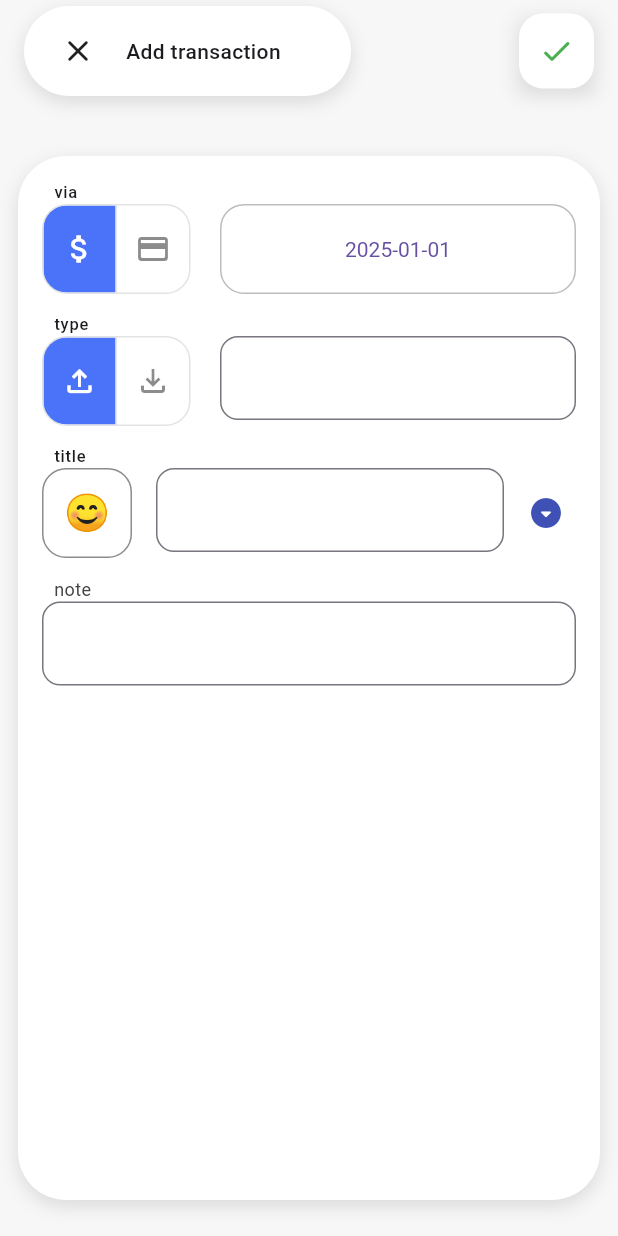
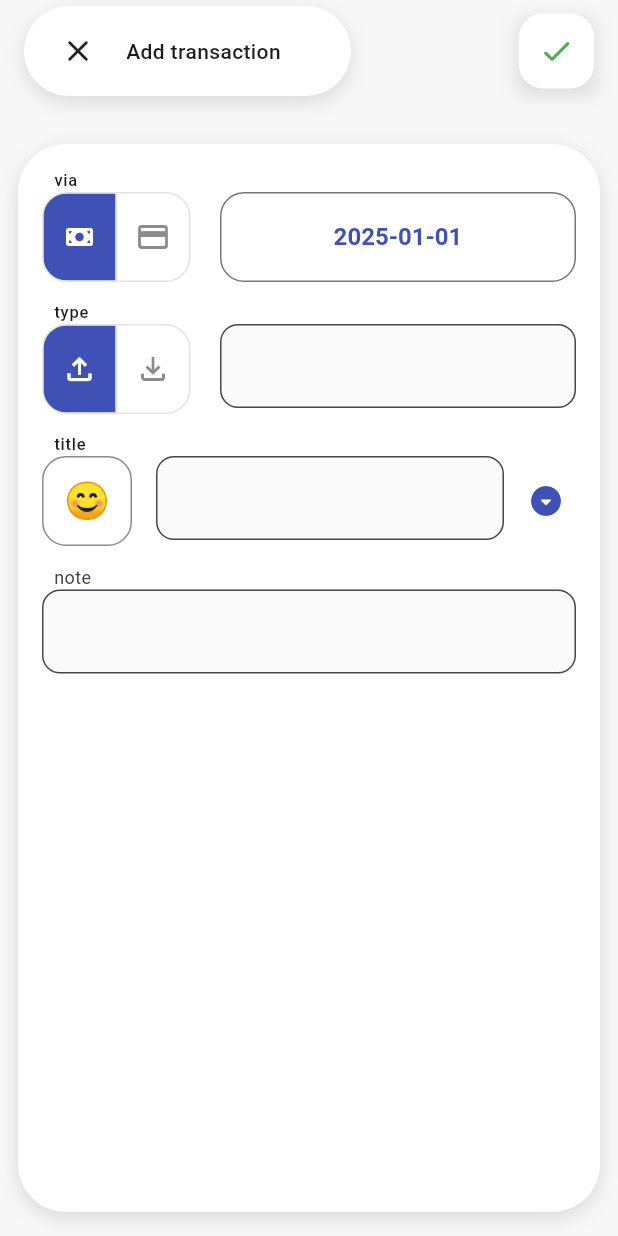
Before and after one commit to watsharapat/kept_aom, a Flutter app: the AddTransactionPage screen opened directly, on a phone screen of 412 x 824 dp. Run offline on Flutter 3.47's test engine with Material 3 defaults, Android fonts, the phone set to English and light mode, and no system bars; our stand-ins replace emoji_picker_flutter, flutter_riverpod, flutter_svg, font_awesome_flutter, google_sign_in, loading_animation_widget and 3 more; missing offline and left inert: keyboard_emoji_picker; accounts and stored records are empty; network calls fail.

Commit message:
new year update :D

```diff
--- a/lib/views/pages/home_page/add_transaction_page/add_transaction_page.dart
+++ b/lib/views/pages/home_page/add_transaction_page/add_transaction_page.dart
@@ -1,5 +1,6 @@
 import 'package:flutter/material.dart';
 import 'package:flutter_riverpod/flutter_riverpod.dart';
+import 'package:font_awesome_flutter/font_awesome_flutter.dart';
 import 'package:kept_aom/models/transaction_model.dart';
 import 'package:kept_aom/viewmodels/quick_title_provider.dart';
 import 'package:kept_aom/viewmodels/transaction_provider.dart';
@@ -167,7 +168,7 @@ class _AddTransactionPageState extends ConsumerState<AddTransactionPage> {
               color: Theme.of(context).cardColor,
               borderRadius: BorderRadius.circular(32)),
           padding: const EdgeInsets.symmetric(horizontal: 16, vertical: 16),
-          margin: const EdgeInsets.symmetric(horizontal: 12, vertical: 24),
+          margin: const EdgeInsets.symmetric(horizontal: 12, vertical: 16),
           child: Column(
             //mainAxisSize: MainAxisSize.min,
             crossAxisAlignment: CrossAxisAlignment.center,
@@ -190,15 +191,15 @@ class _AddTransactionPageState extends ConsumerState<AddTransactionPage> {
                       height: 60,
                       width: 120,
                       child: CustomToggleButton(
-                        colors: const [Color(0xff4A73FA)],
+                        colors: [Theme.of(context).primaryColor],
                         onSelectionChanged: (int value) {
                           setState(() {
                             _via = value == 0 ? 'Cash' : 'Credit Card';
                           });
                         },
                         icons: const [
-                          Icon(Icons.attach_money),
-                          Icon(Icons.credit_card_rounded)
+                          FaIcon(FontAwesomeIcons.moneyBill, size: 16),
+                          Icon(Icons.credit_card_rounded, size: 24)
                         ],
                       ),
                     ),
@@ -208,16 +209,16 @@ class _AddTransactionPageState extends ConsumerState<AddTransactionPage> {
                       child: SizedBox(
                         height: 60,
                         child: DatepickerWidget(
-                          onDateChange: (DateTime) {
+                          onDateChange: (dateTime) {
                             setState(() {
-                              _date = DateTime;
+                              _date = dateTime;
                             });
                           },
                         ),
                       ))
                 ],
               ),
-              SizedBox(height: 12),
+              const SizedBox(height: 12),
               Container(
                 padding: const EdgeInsets.only(left: 8),
                 alignment: Alignment.centerLeft,
@@ -235,7 +236,7 @@ class _AddTransactionPageState extends ConsumerState<AddTransactionPage> {
                       height: 60,
                       width: 120,
                       child: CustomToggleButton(
-                        colors: const [Color(0xff4A73FA)],
+                        colors: [Theme.of(context).primaryColor],
                         onSelectionChanged: (int value) {
                           setState(() {
                             _typeId = value == 0 ? 1 : 2;
@@ -255,12 +256,11 @@ class _AddTransactionPageState extends ConsumerState<AddTransactionPage> {
                         child: TextField(
                           keyboardType: TextInputType.number,
                           decoration: InputDecoration(
+                              border:
+                                  Theme.of(context).inputDecorationTheme.border,
                               focusedBorder: Theme.of(context)
                                   .inputDecorationTheme
-                                  .focusedBorder,
-                              border: Theme.of(context)
-                                  .inputDecorationTheme
-                                  .border),
+                                  .focusedBorder),
                           onChanged: (value) {
                             //TO DO move to abs to Function add transaction to avoid using temporary value of _typeId
                             setState(() {
--- a/lib/views/pages/home_page/add_transaction_page/date_picker.dart
+++ b/lib/views/pages/home_page/add_transaction_page/date_picker.dart
@@ -26,13 +26,7 @@ class _DatepickerWidgetState extends State<DatepickerWidget> {
   @override
   Widget build(BuildContext context) {
     return OutlinedButton(
-      style: OutlinedButton.styleFrom(
-        textStyle: const TextStyle(fontSize: 14),
-        side: const BorderSide(width: 1, color: Colors.black26),
-        shape: RoundedRectangleBorder(
-          borderRadius: BorderRadius.circular(16),
-        ),
-      ),
+        style: Theme.of(context).outlinedButtonTheme.style,
         onPressed: () async {
           final DateTime? pickedDate = await showDatePicker(
             context: context,
@@ -44,7 +38,13 @@ class _DatepickerWidgetState extends State<DatepickerWidget> {
             _handleDateChanged(pickedDate);
           }
         },
-      child: Text(DateFormat('yyyy-MM-dd').format(_selectedDate)),
-    );
+        child: Text(
+          DateFormat('yyyy-MM-dd').format(_selectedDate),
+          //       style: Theme.of(context)
+          //           .textTheme
+          //           .bodyMedium
+          //           ?.copyWith(fontWeight: FontWeight.w600)),
+          // );
+        ));
   }
 }
--- a/lib/views/utils/theme.dart
+++ b/lib/views/utils/theme.dart
@@ -31,7 +31,15 @@ final lightTheme = ThemeData(
     style: ElevatedButton.styleFrom(
       foregroundColor: Colors.indigo,
       backgroundColor: Colors.white,
-      textStyle: TextStyle(fontSize: 16, fontWeight: FontWeight.bold),
+      textStyle: const TextStyle(fontSize: 16, fontWeight: FontWeight.bold),
+      shape: RoundedRectangleBorder(borderRadius: BorderRadius.circular(16)),
+    ),
+  ),
+  outlinedButtonTheme: OutlinedButtonThemeData(
+    style: OutlinedButton.styleFrom(
+      foregroundColor: Colors.indigo,
+      backgroundColor: Colors.white,
+      textStyle: const TextStyle(fontSize: 16, fontWeight: FontWeight.bold),
       shape: RoundedRectangleBorder(borderRadius: BorderRadius.circular(16)),
     ),
   ),
@@ -43,13 +51,15 @@ final lightTheme = ThemeData(
     ),
   ),
   inputDecorationTheme: InputDecorationTheme(
+    fillColor: Colors.grey[50],
+    filled: true,
     border: OutlineInputBorder(
       borderRadius: BorderRadius.circular(12),
-      borderSide: BorderSide(color: Colors.black12),
+      borderSide: BorderSide(color: Colors.grey[200]!),
     ),
     focusedBorder: OutlineInputBorder(
       borderRadius: BorderRadius.circular(12),
-      borderSide: BorderSide(color: Colors.black45),
+      borderSide: BorderSide(color: Colors.grey[300]!),
     ),
     labelStyle: TextStyle(color: Colors.indigo),
     hintStyle: TextStyle(color: Colors.grey),
--- a/pubspec.yaml
+++ b/pubspec.yaml
@@ -47,6 +47,8 @@ dependencies:
   shared_preferences: ^2.3.3
   animated_toggle_switch: ^0.8.4
   flutter_svg: ^2.0.16
+  font_awesome_flutter: ^10.8.0
+  loading_animation_widget: ^1.3.0
 
 dev_dependencies:
   flutter_test:
```
Also changed, not shown: lib/main.dart (+9 -1 lines), lib/viewmodels/login_provider.dart (+10 -3 lines), lib/views/pages/login_page.dart (+3 -4 lines). Lines whose indentation alone changed are shown as unchanged.
